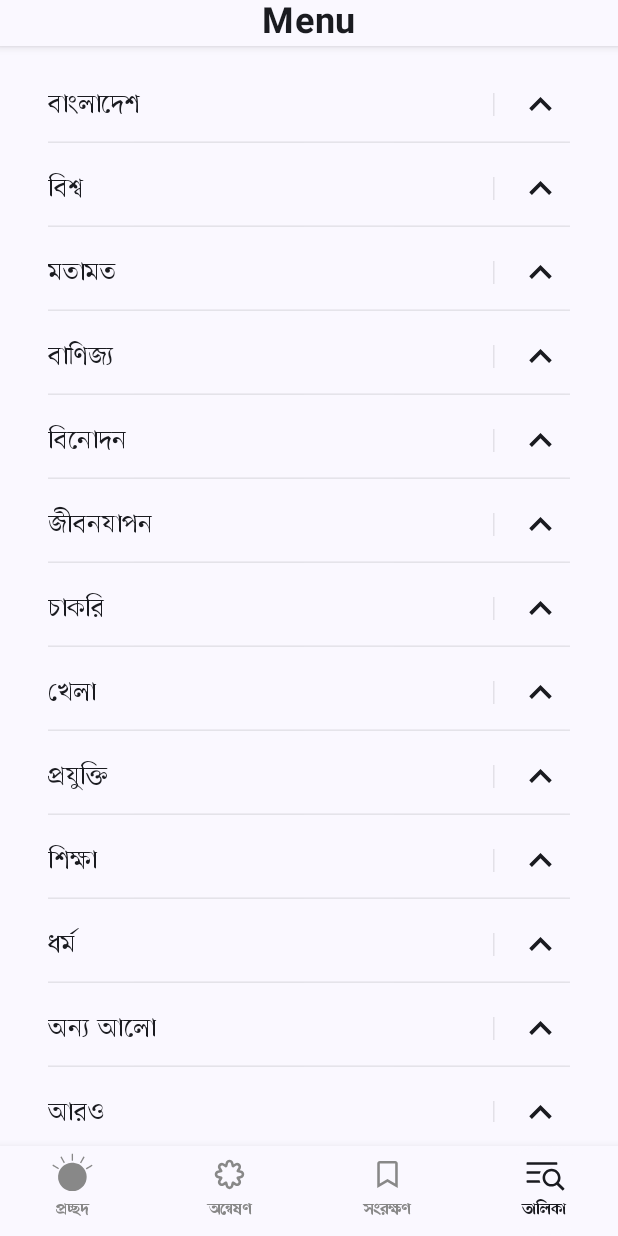
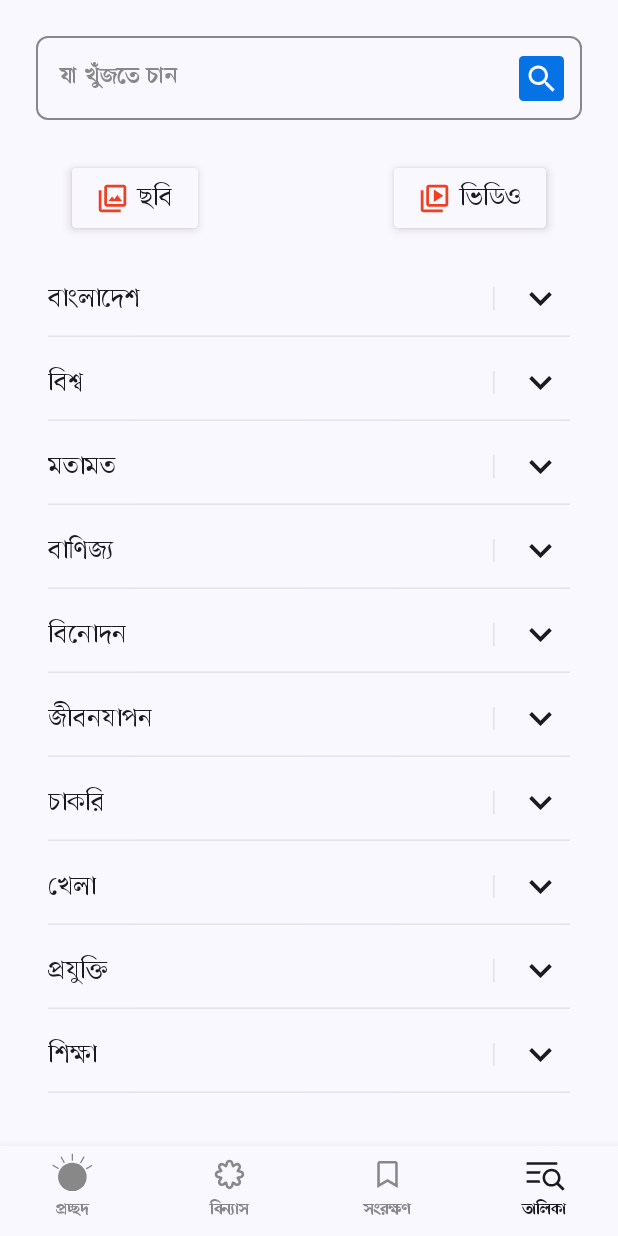
Before and after one commit to ycngmn/ProthomAlo-App, an Android app built with Jetpack Compose: the Menu screen opened through its navigation route, on a phone screen of 412 x 824 dp. Run offline under Robolectric (Android 15) with nearby library versions, the phone set to English and light mode, and no system bars; our stand-ins replace accompanist; network calls fail.

Commit message:
hulululu changes

```diff
--- a/app/build.gradle.kts
+++ b/app/build.gradle.kts
@@ -51,7 +51,7 @@ dependencies {
     implementation(libs.coil.compose)
     implementation(libs.material3)
     implementation(libs.jsoup)
-    implementation(libs.gson)
+    implementation (libs.androidx.datastore.preferences)
     implementation(libs.material)
     implementation(libs.androidx.navigation.compose)
     implementation(libs.androidx.paging.common.android)
--- a/app/src/main/java/com/ycngmn/prothomalo/ui/screens/menu/Menu.kt
+++ b/app/src/main/java/com/ycngmn/prothomalo/ui/screens/menu/Menu.kt
@@ -1,10 +1,10 @@
 package com.ycngmn.prothomalo.ui.screens.menu
 
 import androidx.compose.animation.animateContentSize
+import androidx.compose.foundation.Image
 import androidx.compose.foundation.background
 import androidx.compose.foundation.clickable
 import androidx.compose.foundation.layout.Arrangement
-import androidx.compose.foundation.layout.Box
 import androidx.compose.foundation.layout.Column
 import androidx.compose.foundation.layout.Row
 import androidx.compose.foundation.layout.Spacer
@@ -13,10 +13,13 @@ import androidx.compose.foundation.layout.height
 import androidx.compose.foundation.layout.padding
 import androidx.compose.foundation.layout.size
 import androidx.compose.foundation.rememberScrollState
+import androidx.compose.foundation.shape.RoundedCornerShape
 import androidx.compose.foundation.verticalScroll
 import androidx.compose.material.icons.Icons
 import androidx.compose.material.icons.filled.KeyboardArrowDown
 import androidx.compose.material.icons.filled.KeyboardArrowUp
+import androidx.compose.material3.Card
+import androidx.compose.material3.CardDefaults
 import androidx.compose.material3.HorizontalDivider
 import androidx.compose.material3.Icon
 import androidx.compose.material3.MaterialTheme
@@ -31,13 +34,50 @@ import androidx.compose.runtime.saveable.rememberSaveable
 import androidx.compose.runtime.setValue
 import androidx.compose.ui.Alignment
 import androidx.compose.ui.Modifier
+import androidx.compose.ui.graphics.ColorFilter
+import androidx.compose.ui.res.painterResource
 import androidx.compose.ui.text.font.FontWeight
 import androidx.compose.ui.text.style.TextOverflow
+import androidx.compose.ui.tooling.preview.Preview
 import androidx.compose.ui.unit.dp
 import androidx.compose.ui.unit.sp
 import androidx.navigation.NavHostController
+import com.ycngmn.prothomalo.R
 import com.ycngmn.prothomalo.scraper.ShurjoFamily
 import com.ycngmn.prothomalo.ui.screens.home.BottomBar
+import com.ycngmn.prothomalo.ui.theme.RealPaloRead
+
+@Composable
+fun MediaCard(iconRes: Int, text: String, onClick: () -> Unit) {
+    Card(
+        modifier = Modifier.padding(16.dp).clickable { onClick() },
+        shape = RoundedCornerShape(3.dp),
+        elevation = CardDefaults.cardElevation(defaultElevation = 4.dp),
+        colors = CardDefaults.cardColors(containerColor = MaterialTheme.colorScheme.background),
+    ) {
+        Row(
+            modifier = Modifier
+                .background(MaterialTheme.colorScheme.background)
+                .padding(horizontal = 16.dp, vertical = 8.dp),
+            verticalAlignment = Alignment.CenterVertically,
+        ) {
+            Image(
+                painter = painterResource(id = iconRes),
+                contentDescription = "",
+                colorFilter = ColorFilter.tint(RealPaloRead),
+                modifier = Modifier.padding(end = 6.dp).size(22.dp)
+            )
+            Text(
+                text = text,
+                fontSize = 18.sp,
+                fontWeight = FontWeight.Normal,
+                fontFamily = ShurjoFamily,
+                color = MaterialTheme.colorScheme.onBackground,
+            )
+        }
+    }
+}
+
 
 
 @Composable
@@ -55,6 +95,7 @@ fun ExpandableItem(
             .background(MaterialTheme.colorScheme.background)
             .padding(horizontal = 16.dp, vertical = 8.dp)
     ) {
+
         Row(
             modifier = Modifier.height(30.dp).animateContentSize()
                 .clickable { onClick() },
@@ -81,7 +122,7 @@ fun ExpandableItem(
                 color = MaterialTheme.colorScheme.onBackground.copy(alpha = 0.1f)
             )
             Icon(
-                if (expanded) Icons.Default.KeyboardArrowDown else Icons.Default.KeyboardArrowUp,
+                if (expanded) Icons.Default.KeyboardArrowUp else Icons.Default.KeyboardArrowDown,
                 contentDescription = "Expand $title",
                 modifier = Modifier.size(50.dp).padding(start = 10.dp)
                     .clickable { onExpand() }
@@ -110,9 +151,9 @@ fun MenuScreen(navController: NavHostController) {
 
     val scrollState = rememberScrollState()
     var expandedStates by rememberSaveable { mutableStateOf(List(sectionMap.size) { false }) }
+    var isSearchFilterVisible by rememberSaveable { mutableStateOf(false) }
 
     Scaffold(
-        topBar = { MenuTopBar() },
         bottomBar = { BottomBar(navController) }
     ) {
         Column (
@@ -121,6 +162,22 @@ fun MenuScreen(navController: NavHostController) {
                 .padding(it).padding(16.dp)
                 .verticalScroll(scrollState),
         ) {
+            PaloSeachBar() { isSearchFilterVisible = !isSearchFilterVisible }
+
+            Row(
+                modifier = Modifier.fillMaxWidth()
+                    .padding(horizontal = 16.dp, vertical = 8.dp),
+                horizontalArrangement = Arrangement.SpaceBetween,
+            ) {
+                MediaCard(
+                    iconRes = R.drawable.photo_library_24px,
+                    text = "ছবি"
+                ) { navController.navigate("topic/home-photo@ছবি") }
+                MediaCard(
+                    iconRes = R.drawable.video_library_24px,
+                    text = "ভিডিও"
+                ) { navController.navigate("topic/video-all@ভিডিও") }
+            }
             sectionMap.entries.forEachIndexed { index, (key, value) ->
 
                 ExpandableItem(
@@ -137,25 +194,33 @@ fun MenuScreen(navController: NavHostController) {
                 }
             }
         }
+        if (isSearchFilterVisible) {
+            Column {
+                FilterBar()
+            }
+
+        }
 
     }
 
 }
 
-
+@Preview(showBackground = true)
 @Composable
 fun MenuTopBar() {
     Surface(
-        modifier = Modifier.background(MaterialTheme.colorScheme.background),
+        modifier = Modifier.background(MaterialTheme.colorScheme.background).height(45.dp),
         shadowElevation = 4.dp
     ) {
-        Box(modifier = Modifier.fillMaxWidth()) {
+        Row (modifier = Modifier.fillMaxWidth(),
+            verticalAlignment = Alignment.CenterVertically,
+            horizontalArrangement = Arrangement.Center) {
+
             Text(
                 modifier = Modifier
-                    .align(Alignment.Center)
-                    .padding(horizontal = 40.dp),
-                text = "Menu",
-                fontSize = 24.sp,
+                    .padding(start = 12.dp),
+                text = "তালিকা",
+                fontSize = 26.sp,
                 fontWeight = FontWeight.Bold,
                 fontFamily = ShurjoFamily,
                 color = MaterialTheme.colorScheme.onBackground,
--- a/app/src/main/java/com/ycngmn/prothomalo/ui/screens/Explore.kt
+++ b/app/src/main/java/com/ycngmn/prothomalo/ui/screens/menu/SearchBar.kt
@@ -1,12 +1,12 @@
-package com.ycngmn.prothomalo.ui.screens
+package com.ycngmn.prothomalo.ui.screens.menu
 
 import androidx.compose.foundation.background
 import androidx.compose.foundation.border
+import androidx.compose.foundation.clickable
 import androidx.compose.foundation.layout.Box
-import androidx.compose.foundation.layout.Column
 import androidx.compose.foundation.layout.Row
 import androidx.compose.foundation.layout.Spacer
-import androidx.compose.foundation.layout.fillMaxSize
+import androidx.compose.foundation.layout.fillMaxHeight
 import androidx.compose.foundation.layout.fillMaxWidth
 import androidx.compose.foundation.layout.padding
 import androidx.compose.foundation.layout.size
@@ -22,6 +22,10 @@ import androidx.compose.material3.Text
 import androidx.compose.material3.TextField
 import androidx.compose.material3.TextFieldDefaults
 import androidx.compose.runtime.Composable
+import androidx.compose.runtime.getValue
+import androidx.compose.runtime.mutableStateOf
+import androidx.compose.runtime.remember
+import androidx.compose.runtime.setValue
 import androidx.compose.ui.Alignment
 import androidx.compose.ui.Modifier
 import androidx.compose.ui.graphics.Color
@@ -30,41 +34,37 @@ import androidx.compose.ui.text.font.FontWeight
 import androidx.compose.ui.tooling.preview.Preview
 import androidx.compose.ui.unit.dp
 import androidx.compose.ui.unit.sp
+import androidx.compose.ui.zIndex
 import com.ycngmn.prothomalo.scraper.ShurjoFamily
 import com.ycngmn.prothomalo.ui.theme.PaloBlue
 
 
 @Composable
-fun SearchMain() {
-    Column (Modifier.fillMaxSize().background(color = MaterialTheme.colorScheme.background)) {
-        SeachBar()
-        FilterBar()
-    }
-}
+fun PaloSeachBar(onClick: () -> Unit) {
 
-@Preview(showBackground = true)
-@Composable
-fun SeachBar() {
+    var query by remember { mutableStateOf("") }
 
-    Box (modifier = Modifier.fillMaxWidth().padding(16.dp)
+    Box (modifier = Modifier.fillMaxWidth().padding(8.dp)
         .border(1.dp, color = Color.Gray, shape = RoundedCornerShape(8.dp))) {
         TextField(
-            "যা খুঁজতে চান",
+            value = query,
             textStyle = TextStyle(
                 fontFamily = ShurjoFamily,
                 color = Color.Gray,
                 fontSize = 16.sp,
                 fontWeight = FontWeight.Bold
             ),
-            onValueChange = {},
+            onValueChange = { query = it },
             singleLine = true,
             placeholder = {
                 Text("যা খুঁজতে চান",fontFamily = ShurjoFamily,
-                color = Color.Gray,
-                fontSize = 16.sp,
-                fontWeight = FontWeight.Bold)
-                          },
+                    color = Color.Gray,
+                    fontSize = 16.sp,
+                    fontWeight = FontWeight.Bold)
+            },
             colors = TextFieldDefaults.colors(
+                unfocusedIndicatorColor = Color.Transparent,
+                focusedIndicatorColor = Color.Transparent,
                 unfocusedContainerColor = MaterialTheme.colorScheme.background,
                 focusedContainerColor = MaterialTheme.colorScheme.background,
             )
@@ -79,7 +79,8 @@ fun SeachBar() {
             Icon(
                 imageVector = Icons.Default.Search,
                 contentDescription = "Search",
-                tint = MaterialTheme.colorScheme.background
+                tint = MaterialTheme.colorScheme.background,
+                modifier = Modifier.clickable { onClick() }
             )
         }
 
@@ -89,11 +90,11 @@ fun SeachBar() {
 @Composable
 fun FilterBar() {
     Card (
-        modifier = Modifier.fillMaxWidth().padding(16.dp), shape = RoundedCornerShape(3.dp),
-        elevation = CardDefaults.cardElevation(defaultElevation = 4.dp),
+        modifier = Modifier.fillMaxWidth().zIndex(2f).fillMaxHeight()
+
+        , shape = RoundedCornerShape(3.dp),
         colors = CardDefaults.cardColors(containerColor = MaterialTheme.colorScheme.background),
-
-    ) {
+        ) {
 
         Row(modifier = Modifier.fillMaxWidth(), verticalAlignment = Alignment.CenterVertically) {
 
--- /dev/null
+++ b/app/src/main/res/drawable/photo_library_24px.xml
@@ -0,0 +1,10 @@
+<vector xmlns:android="http://schemas.android.com/apk/res/android"
+    android:width="24dp"
+    android:height="24dp"
+    android:viewportWidth="960"
+    android:viewportHeight="960"
+    android:tint="?attr/colorControlNormal">
+  <path
+      android:fillColor="@android:color/white"
+      android:pathData="M360,560L760,560L622,380L530,500L468,420L360,560ZM320,720Q287,720 263.5,696.5Q240,673 240,640L240,160Q240,127 263.5,103.5Q287,80 320,80L800,80Q833,80 856.5,103.5Q880,127 880,160L880,640Q880,673 856.5,696.5Q833,720 800,720L320,720ZM320,640L800,640Q800,640 800,640Q800,640 800,640L800,160Q800,160 800,160Q800,160 800,160L320,160Q320,160 320,160Q320,160 320,160L320,640Q320,640 320,640Q320,640 320,640ZM160,880Q127,880 103.5,856.5Q80,833 80,800L80,240L160,240L160,800Q160,800 160,800Q160,800 160,800L720,800L720,880L160,880ZM320,160L320,160Q320,160 320,160Q320,160 320,160L320,640Q320,640 320,640Q320,640 320,640L320,640Q320,640 320,640Q320,640 320,640L320,160Q320,160 320,160Q320,160 320,160Z"/>
+</vector>
--- /dev/null
+++ b/app/src/main/res/drawable/video_library_24px.xml
@@ -0,0 +1,10 @@
+<vector xmlns:android="http://schemas.android.com/apk/res/android"
+    android:width="24dp"
+    android:height="24dp"
+    android:viewportWidth="960"
+    android:viewportHeight="960"
+    android:tint="?attr/colorControlNormal">
+  <path
+      android:fillColor="@android:color/white"
+      android:pathData="M460,580L740,400L460,220L460,580ZM320,720Q287,720 263.5,696.5Q240,673 240,640L240,160Q240,127 263.5,103.5Q287,80 320,80L800,80Q833,80 856.5,103.5Q880,127 880,160L880,640Q880,673 856.5,696.5Q833,720 800,720L320,720ZM320,640L800,640Q800,640 800,640Q800,640 800,640L800,160Q800,160 800,160Q800,160 800,160L320,160Q320,160 320,160Q320,160 320,160L320,640Q320,640 320,640Q320,640 320,640ZM160,880Q127,880 103.5,856.5Q80,833 80,800L80,240L160,240L160,800Q160,800 160,800Q160,800 160,800L720,800L720,880L160,880ZM320,160L320,160Q320,160 320,160Q320,160 320,160L320,640Q320,640 320,640Q320,640 320,640L320,640Q320,640 320,640Q320,640 320,640L320,160Q320,160 320,160Q320,160 320,160Z"/>
+</vector>
--- a/gradle/libs.versions.toml
+++ b/gradle/libs.versions.toml
@@ -5,6 +5,7 @@ agp = "8.8.2"
 coilAvif = "2.5.0"
 coilCompose = "2.2.2"
 coilGif = "2.6.0"
+datastorePreferencesVersion = "1.1.3"
 gsonVersion = "2.10.1"
 jsoup = "1.18.3"
 kotlin = "2.0.0"
@@ -25,6 +26,7 @@ pagingCommonAndroidVersion = "3.3.6"
 [libraries]
 accompanist-systemuicontroller = { module = "com.google.accompanist:accompanist-systemuicontroller" }
 androidx-core-ktx = { group = "androidx.core", name = "core-ktx", version.ref = "coreKtx" }
+androidx-datastore-preferences = { module = "androidx.datastore:datastore-preferences", version.ref = "datastorePreferencesVersion" }
 androidx-material-icons-extended = { module = "androidx.compose.material:material-icons-extended", version.ref = "materialIconsExtended" }
 coil-avif = { module = "io.coil-kt:coil-avif", version.ref = "coilAvif" }
 coil-compose = { module = "io.coil-kt:coil-compose", version.ref = "coilCompose" }
```
Also changed, not shown: app/src/main/java/com/ycngmn/prothomalo/ui/screens/Profile.kt (+7 -9 lines), app/src/main/java/com/ycngmn/prothomalo/ui/screens/Topic.kt (+0 -8 lines), app/src/main/java/com/ycngmn/prothomalo/ui/screens/home/Home.kt (+4 -16 lines), app/src/main/java/com/ycngmn/prothomalo/utils/DataStoreManager.kt (added, +27 -0 lines), app/src/main/java/com/ycngmn/prothomalo/utils/NavGraphs.kt (+43 -18 lines).
